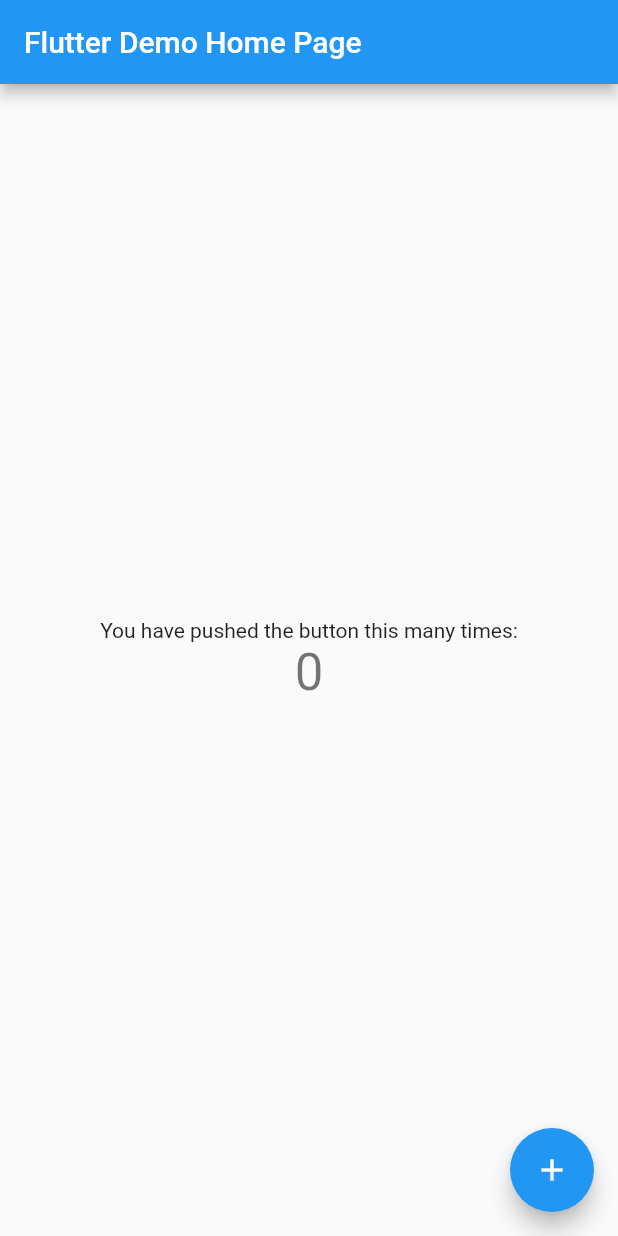
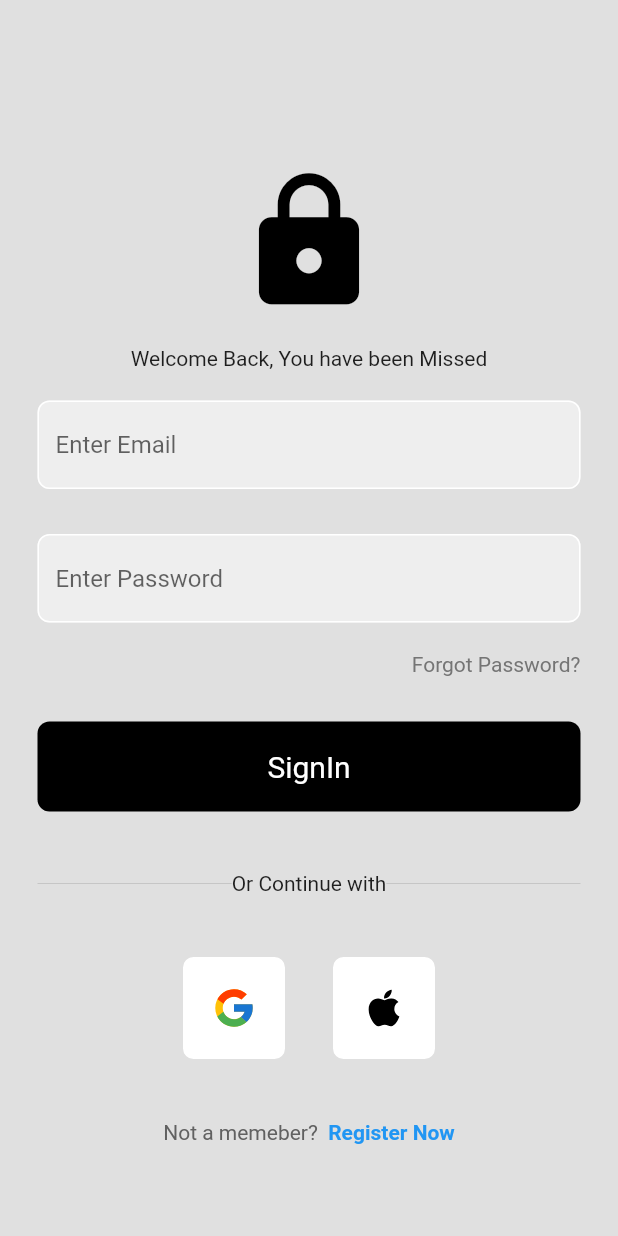
Before and after one commit to aliu691/flutter_firebase, a Flutter app: the screen it shows after launch, on a phone screen of 412 x 824 dp. Run offline on Flutter 3.47's test engine with Material 2 defaults, Android fonts, the phone set to English and light mode, and no system bars; our stand-ins replace flutter_svg.

Commit message:
created signin screen and widgets

```diff
--- a/lib/main.dart
+++ b/lib/main.dart
@@ -1,3 +1,4 @@
+import 'package:firebase_1/screens/signin_screen.dart';
 import 'package:flutter/material.dart';
 
 void main() {
@@ -14,54 +15,7 @@ class MyApp extends StatelessWidget {
       theme: ThemeData(
         primarySwatch: Colors.blue,
       ),
-      home: const MyHomePage(title: 'Flutter Demo Home Page'),
+      home: const SignInScreen(),
     );
   }
 }
-
-class MyHomePage extends StatefulWidget {
-  const MyHomePage({super.key, required this.title});
-
-  final String title;
-
-  @override
-  State<MyHomePage> createState() => _MyHomePageState();
-}
-
-class _MyHomePageState extends State<MyHomePage> {
-  int _counter = 0;
-
-  void _incrementCounter() {
-    setState(() {
-      _counter++;
-    });
-  }
-
-  @override
-  Widget build(BuildContext context) {
-    return Scaffold(
-      appBar: AppBar(
-        title: Text(widget.title),
-      ),
-      body: Center(
-        child: Column(
-          mainAxisAlignment: MainAxisAlignment.center,
-          children: <Widget>[
-            const Text(
-              'You have pushed the button this many times:',
-            ),
-            Text(
-              '$_counter',
-              style: Theme.of(context).textTheme.headline4,
-            ),
-          ],
-        ),
-      ),
-      floatingActionButton: FloatingActionButton(
-        onPressed: _incrementCounter,
-        tooltip: 'Increment',
-        child: const Icon(Icons.add),
-      ),
-    );
-  }
-}
--- /dev/null
+++ b/lib/resources/images.dart
@@ -0,0 +1,4 @@
+class AppImages {
+  static const String appleIcon = 'assets/images/apple.svg';
+  static const String googleIcon = 'assets/images/google.svg';
+}
--- /dev/null
+++ b/lib/screens/signin_screen.dart
@@ -0,0 +1,117 @@
+import 'package:firebase_1/resources/images.dart';
+import 'package:firebase_1/widgets/alternate_login_widget.dart';
+import 'package:firebase_1/widgets/custom_button_widget.dart';
+import 'package:firebase_1/widgets/text_field_widget.dart';
+import 'package:flutter/material.dart';
+
+class SignInScreen extends StatelessWidget {
+  const SignInScreen({super.key});
+
+  @override
+  Widget build(BuildContext context) {
+    TextEditingController emailController = TextEditingController();
+    TextEditingController passwordController = TextEditingController();
+    return Scaffold(
+      backgroundColor: Colors.grey[300],
+      body: SafeArea(
+        child: Center(
+          child: Padding(
+            padding: const EdgeInsets.symmetric(horizontal: 25),
+            child: Column(
+              mainAxisAlignment: MainAxisAlignment.center,
+              children: [
+                const SizedBox(
+                  height: 50,
+                ),
+                const Icon(
+                  Icons.lock,
+                  size: 100,
+                  color: Colors.black,
+                ),
+                const SizedBox(
+                  height: 20,
+                ),
+                const Text('Welcome Back, You have been Missed'),
+                const SizedBox(
+                  height: 20,
+                ),
+                TextFieldWidget(
+                  controller: emailController,
+                  hintText: 'Enter Email',
+                ),
+                const SizedBox(
+                  height: 30,
+                ),
+                TextFieldWidget(
+                  controller: passwordController,
+                  hintText: 'Enter Password',
+                  obscureText: true,
+                ),
+                const SizedBox(
+                  height: 20,
+                ),
+                Row(
+                  mainAxisAlignment: MainAxisAlignment.end,
+                  children: [
+                    Text(
+                      'Forgot Password?',
+                      style: TextStyle(color: Colors.grey[600]),
+                    ),
+                  ],
+                ),
+                const SizedBox(height: 30),
+                CustomButtonWidget(text: 'SignIn', onTap: () {}),
+                const SizedBox(height: 40),
+                Row(
+                  children: [
+                    Expanded(
+                      child: Divider(
+                        thickness: 0.5,
+                        color: Colors.grey[400],
+                      ),
+                    ),
+                    const Text('Or Continue with'),
+                    Expanded(
+                      child: Divider(
+                        thickness: 0.5,
+                        color: Colors.grey[400],
+                      ),
+                    ),
+                  ],
+                ),
+                const SizedBox(
+                  height: 40,
+                ),
+                Row(
+                  mainAxisAlignment: MainAxisAlignment.center,
+                  children: const [
+                    AlternateLoginWidget(imageUrl: AppImages.googleIcon),
+                    SizedBox(
+                      width: 30,
+                    ),
+                    AlternateLoginWidget(imageUrl: AppImages.appleIcon)
+                  ],
+                ),
+                const SizedBox(height: 40),
+                Row(
+                  mainAxisAlignment: MainAxisAlignment.center,
+                  children: [
+                    Text(
+                      'Not a memeber?  ',
+                      style: TextStyle(color: Colors.grey[700]),
+                    ),
+                    const Text(
+                      'Register Now',
+                      style: TextStyle(
+                          fontWeight: FontWeight.w700, color: Colors.blue),
+                    ),
+                  ],
+                )
+              ],
+            ),
+          ),
+        ),
+      ),
+    );
+  }
+}
--- /dev/null
+++ b/lib/widgets/alternate_login_widget.dart
@@ -0,0 +1,27 @@
+import 'package:flutter/material.dart';
+import 'package:flutter_svg/svg.dart';
+
+class AlternateLoginWidget extends StatelessWidget {
+  const AlternateLoginWidget({required this.imageUrl, super.key});
+
+  final String imageUrl;
+
+  @override
+  Widget build(BuildContext context) {
+    return GestureDetector(
+      child: Container(
+        height: 70,
+        width: 70,
+        decoration: BoxDecoration(
+          borderRadius: BorderRadius.circular(8),
+          color: Colors.white,
+          border: Border.all(color: Colors.grey.shade300),
+        ),
+        child: SvgPicture.asset(
+          imageUrl,
+          fit: BoxFit.scaleDown,
+        ),
+      ),
+    );
+  }
+}
--- /dev/null
+++ b/lib/widgets/custom_button_widget.dart
@@ -0,0 +1,30 @@
+import 'package:flutter/material.dart';
+
+class CustomButtonWidget extends StatelessWidget {
+  const CustomButtonWidget(
+      {required this.text, required this.onTap, super.key});
+
+  final String text;
+  final VoidCallback onTap;
+
+  @override
+  Widget build(BuildContext context) {
+    return GestureDetector(
+        onTap: onTap,
+        child: Container(
+          height: 60,
+          width: double.infinity,
+          decoration: BoxDecoration(
+              color: Colors.black, borderRadius: BorderRadius.circular(8)),
+          child: Center(
+            child: Text(
+              text,
+              style: const TextStyle(
+                fontSize: 20,
+                color: Colors.white,
+              ),
+            ),
+          ),
+        ));
+  }
+}
--- /dev/null
+++ b/lib/widgets/text_field_widget.dart
@@ -0,0 +1,32 @@
+import 'package:flutter/material.dart';
+
+class TextFieldWidget extends StatelessWidget {
+  const TextFieldWidget(
+      {required this.controller,
+      this.obscureText = false,
+      required this.hintText,
+      super.key});
+
+  final TextEditingController? controller;
+  final bool obscureText;
+  final String hintText;
+
+  @override
+  Widget build(BuildContext context) {
+    return TextField(
+        controller: controller,
+        obscureText: obscureText,
+        decoration: InputDecoration(
+            hintText: hintText,
+            enabledBorder: OutlineInputBorder(
+              borderSide: const BorderSide(color: Colors.white),
+              borderRadius: BorderRadius.circular(8.0),
+            ),
+            focusedBorder: OutlineInputBorder(
+              borderSide: BorderSide(color: Colors.grey.shade400),
+              borderRadius: BorderRadius.circular(8.0),
+            ),
+            filled: true,
+            fillColor: Colors.grey[200]));
+  }
+}
--- a/pubspec.yaml
+++ b/pubspec.yaml
@@ -36,6 +36,7 @@ dependencies:
   # The following adds the Cupertino Icons font to your application.
   # Use with the CupertinoIcons class for iOS style icons.
   cupertino_icons: ^1.0.2
+  flutter_svg: ^1.1.6
 
 dev_dependencies:
   flutter_test:
@@ -60,8 +61,8 @@ flutter:
   uses-material-design: true
 
   # To add assets to your application, add an assets section, like this:
-  # assets:
-  #   - images/a_dot_burr.jpeg
+  assets:
+    - assets/images/
   #   - images/a_dot_ham.jpeg
 
   # An image asset can refer to one or more resolution-specific "variants", see
```
Also changed, not shown: assets/images/apple.svg (added), assets/images/google.svg (added), pubspec.lock.
